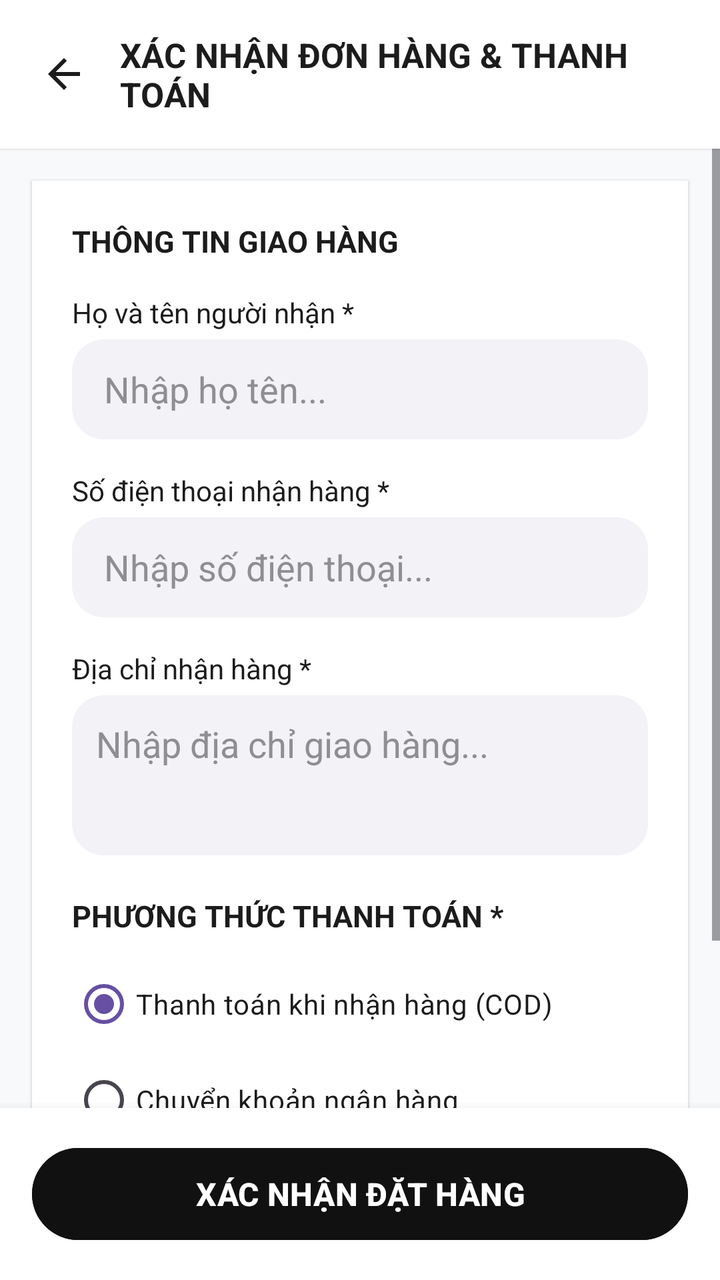
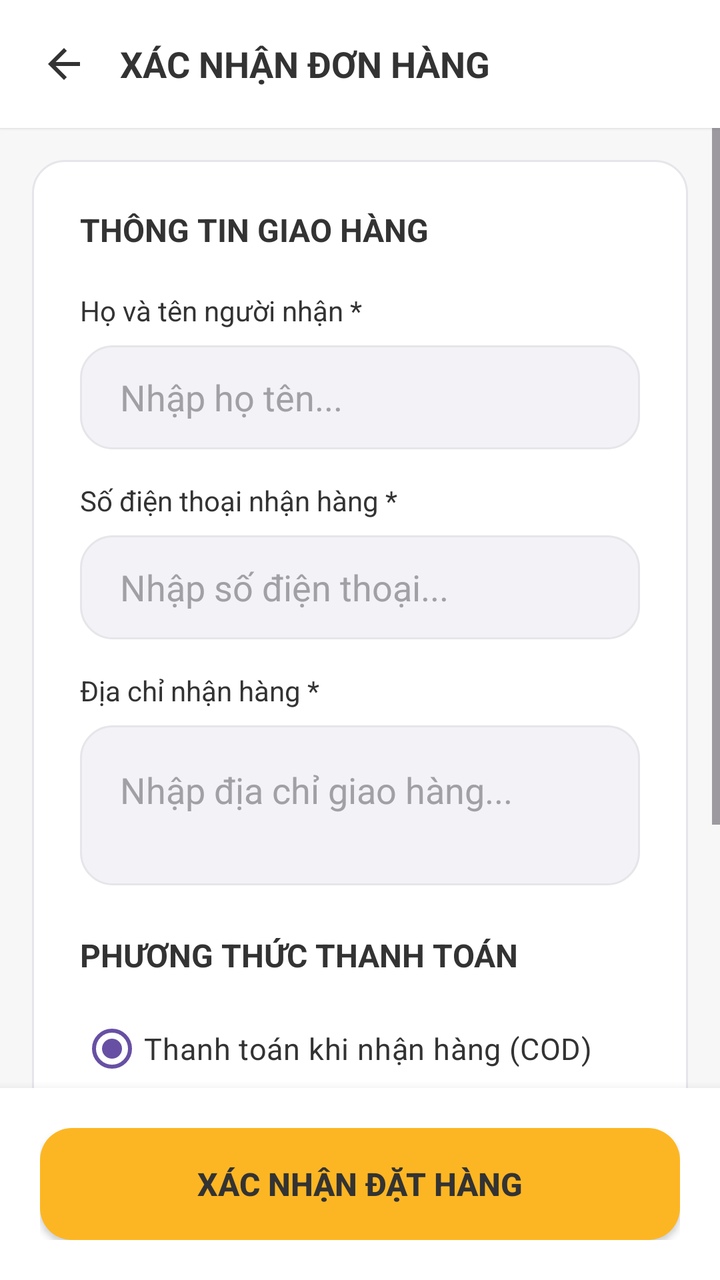

Before-and-after screenshots of an Android layout around one commit, followed by the original layout XML and the change that was made.
<!-- AndroidManifest.xml: application theme Theme.MobileDeviceStoreTDMU -->
<!-- res/layout/activity_thanh_toan.xml -->
<?xml version="1.0" encoding="utf-8"?>
<LinearLayout xmlns:android="http://schemas.android.com/apk/res/android"
    xmlns:tools="http://schemas.android.com/tools"
    android:layout_width="match_parent"
    android:layout_height="match_parent"
    android:orientation="vertical"
    android:background="#F8F9FA"
    android:fitsSystemWindows="true"
    tools:context=".activity.ThanhToanActivity">

    
    <LinearLayout
        android:layout_width="match_parent"
        android:layout_height="wrap_content"
        android:background="#FFFFFF"
        android:elevation="1dp"
        android:padding="16dp"
        android:orientation="horizontal"
        android:gravity="center_vertical">

        <ImageView
            android:id="@+id/btnBackHeader"
            android:layout_width="32dp"
            android:layout_height="32dp"
            android:src="@drawable/ic_arrow_back"
            android:background="?attr/selectableItemBackgroundBorderless"
            android:padding="4dp"
            android:layout_marginEnd="12dp" />

        <TextView
            android:layout_width="0dp"
            android:layout_height="wrap_content"
            android:layout_weight="1"
            android:text="XÁC NHẬN ĐƠN HÀNG &amp; THANH TOÁN"
            android:textSize="17sp"
            android:textStyle="bold"
            android:textColor="#1C1C1C" />

    </LinearLayout>

    <ScrollView
        android:layout_width="match_parent"
        android:layout_height="0dp"
        android:layout_weight="1">

        <LinearLayout
            android:layout_width="match_parent"
            android:layout_height="wrap_content"
            android:orientation="vertical"
            android:padding="20dp"
            android:background="#FFFFFF"
            android:layout_margin="16dp"
            android:elevation="1dp">

            <TextView
                android:layout_width="match_parent"
                android:layout_height="wrap_content"
                android:text="THÔNG TIN GIAO HÀNG"
                android:textColor="#1C1C1C"
                android:textSize="15sp"
                android:textStyle="bold"
                android:layout_marginBottom="16dp" />

            <TextView
                android:layout_width="match_parent"
                android:layout_height="wrap_content"
                android:text="Họ và tên người nhận *"
                android:textColor="#1C1C1C"
                android:textSize="14sp"
                android:layout_marginBottom="4dp" />

            <EditText
                android:id="@+id/edtHoTenThanhToan"
                android:layout_width="match_parent"
                android:layout_height="50dp"
                android:hint="Nhập họ tên..."
                android:textColorHint="#8E8E93"
                android:textColor="#1C1C1C"
                android:inputType="textPersonName"
                android:background="@drawable/bg_edittext_modern"
                android:paddingHorizontal="16dp"
                android:layout_marginBottom="16dp" />

            <TextView
                android:layout_width="match_parent"
                android:layout_height="wrap_content"
                android:text="Số điện thoại nhận hàng *"
                android:textColor="#1C1C1C"
                android:textSize="14sp"
                android:layout_marginBottom="4dp" />

            <EditText
                android:id="@+id/edtSoDienThoaiThanhToan"
                android:layout_width="match_parent"
                android:layout_height="50dp"
                android:hint="Nhập số điện thoại..."
                android:textColorHint="#8E8E93"
                android:textColor="#1C1C1C"
                android:inputType="phone"
                android:background="@drawable/bg_edittext_modern"
                android:paddingHorizontal="16dp"
                android:layout_marginBottom="16dp" />

            <TextView
                android:layout_width="match_parent"
                android:layout_height="wrap_content"
                android:text="Địa chỉ nhận hàng *"
                android:textColor="#1C1C1C"
                android:textSize="14sp"
                android:layout_marginBottom="4dp" />

            <EditText
                android:id="@+id/edtDiaChiThanhToan"
                android:layout_width="match_parent"
                android:layout_height="80dp"
                android:hint="Nhập địa chỉ giao hàng..."
                android:textColorHint="#8E8E93"
                android:textColor="#1C1C1C"
                android:inputType="textMultiLine"
                android:gravity="top"
                android:padding="12dp"
                android:background="@drawable/bg_edittext_modern"
                android:layout_marginBottom="20dp" />

            <TextView
                android:layout_width="match_parent"
                android:layout_height="wrap_content"
                android:text="PHƯƠNG THỨC THANH TOÁN *"
                android:textColor="#1C1C1C"
                android:textSize="15sp"
                android:textStyle="bold"
                android:layout_marginBottom="10dp" />

            <RadioGroup
                android:id="@+id/rgPhuongThucThanhToan"
                android:layout_width="match_parent"
                android:layout_height="wrap_content"
                android:layout_marginBottom="20dp">

                <RadioButton
                    android:id="@+id/rbCOD"
                    android:layout_width="match_parent"
                    android:layout_height="wrap_content"
                    android:text="Thanh toán khi nhận hàng (COD)"
                    android:textColor="#1C1C1C"
                    android:textSize="14sp"
                    android:checked="true"
                    android:paddingVertical="8dp" />

                <RadioButton
                    android:id="@+id/rbChuyenKhoan"
                    android:layout_width="match_parent"
                    android:layout_height="wrap_content"
                    android:text="Chuyển khoản ngân hàng"
                    android:textColor="#1C1C1C"
                    android:textSize="14sp"
                    android:paddingVertical="8dp" />

            </RadioGroup>

            <View
                android:layout_width="match_parent"
                android:layout_height="1dp"
                android:background="#F2F2F7"
                android:layout_marginBottom="16dp" />

            <LinearLayout
                android:layout_width="match_parent"
                android:layout_height="wrap_content"
                android:orientation="horizontal">

                <TextView
                    android:layout_width="0dp"
                    android:layout_height="wrap_content"
                    android:layout_weight="1"
                    android:text="Tổng tiền đơn hàng:"
                    android:textColor="#1C1C1C"
                    android:textSize="16sp"
                    android:textStyle="bold" />

                <TextView
                    android:id="@+id/tvTongTienThanhToan"
                    android:layout_width="wrap_content"
                    android:layout_height="wrap_content"
                    android:text="0 đ"
                    android:textColor="#E53935"
                    android:textSize="18sp"
                    android:textStyle="bold" />

            </LinearLayout>

        </LinearLayout>

    </ScrollView>

    <LinearLayout
        android:layout_width="match_parent"
        android:layout_height="wrap_content"
        android:background="#FFFFFF"
        android:elevation="8dp"
        android:padding="16dp">

        <Button
            android:id="@+id/btnXacNhanDatHang"
            android:layout_width="match_parent"
            android:layout_height="54dp"
            android:text="XÁC NHẬN ĐẶT HÀNG"
            android:backgroundTint="#111111"
            android:textColor="#FFFFFF"
            android:textSize="16sp"
            android:textStyle="bold" />

    </LinearLayout>

</LinearLayout>
<!-- resources referenced by this layout -->
<resources>
  <!-- drawable bg_edittext_modern (drawable) -->
  <?xml version="1.0" encoding="utf-8"?>
  <shape xmlns:android="http://schemas.android.com/apk/res/android"
      android:shape="rectangle">
      <solid android:color="#F2F2F7" />
      <corners android:radius="16dp" />
  </shape>
  <!-- drawable ic_arrow_back (drawable) -->
  <vector xmlns:android="http://schemas.android.com/apk/res/android"
      android:width="24dp"
      android:height="24dp"
      android:viewportWidth="24"
      android:viewportHeight="24">
      <path
          android:fillColor="#1C1C1C"
          android:pathData="M20,11H7.83l5.59,-5.59L12,4l-8,8 8,8 1.41,-1.41L7.83,13H20v-2z"/>
  </vector>
  <style name="Theme.MobileDeviceStoreTDMU" parent="Base.Theme.MobileDeviceStoreTDMU" />
  <style name="Base.Theme.MobileDeviceStoreTDMU" parent="Theme.Material3.DayNight.NoActionBar">
          
          
      </style>
</resources>

<!-- the commit's change to res/layout/activity_thanh_toan.xml (unified diff, before → after) -->
@@ -1,10 +1,11 @@
 <?xml version="1.0" encoding="utf-8"?>
 <LinearLayout xmlns:android="http://schemas.android.com/apk/res/android"
     xmlns:tools="http://schemas.android.com/tools"
+    xmlns:app="http://schemas.android.com/apk/res-auto"
     android:layout_width="match_parent"
     android:layout_height="match_parent"
     android:orientation="vertical"
-    android:background="#F8F9FA"
+    android:background="@color/bg_light"
     android:fitsSystemWindows="true"
     tools:context=".activity.ThanhToanActivity">
 
@@ -12,7 +13,7 @@
     <LinearLayout
         android:layout_width="match_parent"
         android:layout_height="wrap_content"
-        android:background="#FFFFFF"
+        android:background="@color/bg_white"
         android:elevation="1dp"
         android:padding="16dp"
         android:orientation="horizontal"
@@ -25,144 +26,147 @@
             android:src="@drawable/ic_arrow_back"
             android:background="?attr/selectableItemBackgroundBorderless"
             android:padding="4dp"
+            app:tint="@color/text_primary"
             android:layout_marginEnd="12dp" />
 
         <TextView
             android:layout_width="0dp"
             android:layout_height="wrap_content"
             android:layout_weight="1"
-            android:text="XÁC NHẬN ĐƠN HÀNG &amp; THANH TOÁN"
-            android:textSize="17sp"
+            android:text="XÁC NHẬN ĐƠN HÀNG"
+            android:textSize="18sp"
             android:textStyle="bold"
-            android:textColor="#1C1C1C" />
+            android:textColor="@color/text_primary" />
 
     </LinearLayout>
 
     <ScrollView
         android:layout_width="match_parent"
         android:layout_height="0dp"
-        android:layout_weight="1">
+        android:layout_weight="1"
+        android:clipToPadding="false"
+        android:paddingBottom="24dp">
 
         <LinearLayout
             android:layout_width="match_parent"
             android:layout_height="wrap_content"
             android:orientation="vertical"
-            android:padding="20dp"
-            android:background="#FFFFFF"
+            android:padding="24dp"
+            android:background="@drawable/bg_card_modern"
             android:layout_margin="16dp"
-            android:elevation="1dp">
+            android:elevation="0dp">
 
             <TextView
                 android:layout_width="match_parent"
                 android:layout_height="wrap_content"
                 android:text="THÔNG TIN GIAO HÀNG"
-                android:textColor="#1C1C1C"
-                android:textSize="15sp"
+                android:textColor="@color/text_primary"
+                android:textSize="16sp"
                 android:textStyle="bold"
-                android:layout_marginBottom="16dp" />
+                android:layout_marginBottom="20dp" />
 
             <TextView
                 android:layout_width="match_parent"
                 android:layout_height="wrap_content"
                 android:text="Họ và tên người nhận *"
-                android:textColor="#1C1C1C"
+                android:textColor="@color/text_primary"
                 android:textSize="14sp"
-                android:layout_marginBottom="4dp" />
+                android:layout_marginBottom="8dp" />
 
             <EditText
                 android:id="@+id/edtHoTenThanhToan"
                 android:layout_width="match_parent"
-                android:layout_height="50dp"
+                android:layout_height="52dp"
                 android:hint="Nhập họ tên..."
-                android:textColorHint="#8E8E93"
-                android:textColor="#1C1C1C"
+                android:textColorHint="@color/text_hint"
+                android:textColor="@color/text_primary"
                 android:inputType="textPersonName"
                 android:background="@drawable/bg_edittext_modern"
-                android:paddingHorizontal="16dp"
+                android:paddingHorizontal="20dp"
                 android:layout_marginBottom="16dp" />
 
             <TextView
                 android:layout_width="match_parent"
                 android:layout_height="wrap_content"
                 android:text="Số điện thoại nhận hàng *"
-                android:textColor="#1C1C1C"
+                android:textColor="@color/text_primary"
                 android:textSize="14sp"
-                android:layout_marginBottom="4dp" />
+                android:layout_marginBottom="8dp" />
 
             <EditText
                 android:id="@+id/edtSoDienThoaiThanhToan"
                 android:layout_width="match_parent"
-                android:layout_height="50dp"
+                android:layout_height="52dp"
                 android:hint="Nhập số điện thoại..."
-                android:textColorHint="#8E8E93"
-                android:textColor="#1C1C1C"
+                android:textColorHint="@color/text_hint"
+                android:textColor="@color/text_primary"
                 android:inputType="phone"
                 android:background="@drawable/bg_edittext_modern"
-                android:paddingHorizontal="16dp"
+                android:paddingHorizontal="20dp"
                 android:layout_marginBottom="16dp" />
 
             <TextView
                 android:layout_width="match_parent"
                 android:layout_height="wrap_content"
                 android:text="Địa chỉ nhận hàng *"
-                android:textColor="#1C1C1C"
+                android:textColor="@color/text_primary"
                 android:textSize="14sp"
-                android:layout_marginBottom="4dp" />
+                android:layout_marginBottom="8dp" />
 
             <EditText
                 android:id="@+id/edtDiaChiThanhToan"
                 android:layout_width="match_parent"
                 android:layout_height="80dp"
                 android:hint="Nhập địa chỉ giao hàng..."
-                android:textColorHint="#8E8E93"
-                android:textColor="#1C1C1C"
+                android:textColorHint="@color/text_hint"
+                android:textColor="@color/text_primary"
                 android:inputType="textMultiLine"
                 android:gravity="top"
-                android:padding="12dp"
+                android:padding="20dp"
                 android:background="@drawable/bg_edittext_modern"
-                android:layout_marginBottom="20dp" />
-
-            <TextView
-                android:layout_width="match_parent"
-                android:layout_height="wrap_content"
-                android:text="PHƯƠNG THỨC THANH TOÁN *"
-                android:textColor="#1C1C1C"
-                android:textSize="15sp"
+                android:layout_marginBottom="24dp" />
+
+            <TextView
+                android:layout_width="match_parent"
+                android:layout_height="wrap_content"
+                android:text="PHƯƠNG THỨC THANH TOÁN"
+                android:textColor="@color/text_primary"
+                android:textSize="16sp"
                 android:textStyle="bold"
-                android:layout_marginBottom="10dp" />
+                android:layout_marginBottom="12dp" />
 
             <RadioGroup
                 android:id="@+id/rgPhuongThucThanhToan"
                 android:layout_width="match_parent"
                 android:layout_height="wrap_content"
-                android:layout_marginBottom="20dp">
+                android:layout_marginBottom="24dp">
 
                 <RadioButton
                     android:id="@+id/rbCOD"
                     android:layout_width="match_parent"
                     android:layout_height="wrap_content"
                     android:text="Thanh toán khi nhận hàng (COD)"
-                    android:textColor="#1C1C1C"
-                    android:textSize="14sp"
+                    android:textColor="@color/text_primary"
+                    android:textSize="15sp"
                     android:checked="true"
-                    android:paddingVertical="8dp" />
+                    android:paddingVertical="12dp" />
 
                 <RadioButton
                     android:id="@+id/rbChuyenKhoan"
                     android:layout_width="match_parent"
                     android:layout_height="wrap_content"
                     android:text="Chuyển khoản ngân hàng"
-                    android:textColor="#1C1C1C"
-                    android:textSize="14sp"
-                    android:paddingVertical="8dp" />
+                    android:textColor="@color/text_primary"
+                    android:textSize="15sp"
+                    android:paddingVertical="12dp" />
 
             </RadioGroup>
 
             <View
                 android:layout_width="match_parent"
                 android:layout_height="1dp"
-                android:background="#F2F2F7"
-                android:layout_marginBottom="16dp" />
+                android:background="@color/stroke_light"
+                android:layout_marginBottom="20dp" />
 
             <LinearLayout
                 android:layout_width="match_parent"
@@ -174,7 +178,7 @@
                     android:layout_height="wrap_content"
                     android:layout_weight="1"
                     android:text="Tổng tiền đơn hàng:"
-                    android:textColor="#1C1C1C"
+                    android:textColor="@color/text_primary"
                     android:textSize="16sp"
                     android:textStyle="bold" />
 
@@ -183,8 +187,8 @@
                     android:layout_width="wrap_content"
                     android:layout_height="wrap_content"
                     android:text="0 đ"
-                    android:textColor="#E53935"
-                    android:textSize="18sp"
+                    android:textColor="@color/primary_black"
+                    android:textSize="20sp"
                     android:textStyle="bold" />
 
             </LinearLayout>
@@ -196,19 +200,21 @@
     <LinearLayout
         android:layout_width="match_parent"
         android:layout_height="wrap_content"
-        android:background="#FFFFFF"
+        android:background="@color/bg_white"
         android:elevation="8dp"
-        android:padding="16dp">
-
-        <Button
+        android:padding="20dp">
+
+        <androidx.appcompat.widget.AppCompatButton
             android:id="@+id/btnXacNhanDatHang"
             android:layout_width="match_parent"
-            android:layout_height="54dp"
+            android:layout_height="56dp"
             android:text="XÁC NHẬN ĐẶT HÀNG"
-            android:backgroundTint="#111111"
-            android:textColor="#FFFFFF"
+            android:background="@drawable/bg_btn_primary"
+            android:textColor="@color/text_on_yellow"
             android:textSize="16sp"
-            android:textStyle="bold" />
+            android:textStyle="bold"
+            android:elevation="2dp"
+            android:stateListAnimator="@null" />
 
     </LinearLayout>
 
<!-- resource entries referenced after the edit -->
@@ -1,11 +1,34 @@
 <!-- resources referenced by this layout -->
 <resources>
+  <color name="bg_light">#F7F7F7</color>
+  <color name="bg_white">#FFFFFF</color>
+  <color name="primary_black">#333333</color>
+  <color name="stroke_light">#E5E5EA</color>
+  <color name="text_hint">#A0A0A5</color>
+  <color name="text_on_yellow">#333333</color>
+  <color name="text_primary">#333333</color>
+  <!-- drawable bg_btn_primary (drawable) -->
+  <?xml version="1.0" encoding="utf-8"?>
+  <shape xmlns:android="http://schemas.android.com/apk/res/android"
+      android:shape="rectangle">
+      <solid android:color="@color/primary_yellow" />
+      <corners android:radius="16dp" />
+  </shape>
+  <!-- drawable bg_card_modern (drawable) -->
+  <?xml version="1.0" encoding="utf-8"?>
+  <shape xmlns:android="http://schemas.android.com/apk/res/android"
+      android:shape="rectangle">
+      <solid android:color="@color/bg_white" />
+      <corners android:radius="16dp" />
+      <stroke android:width="1dp" android:color="@color/stroke_light" />
+  </shape>
   <!-- drawable bg_edittext_modern (drawable) -->
   <?xml version="1.0" encoding="utf-8"?>
   <shape xmlns:android="http://schemas.android.com/apk/res/android"
       android:shape="rectangle">
-      <solid android:color="#F2F2F7" />
+      <solid android:color="@color/input_bg" />
       <corners android:radius="16dp" />
+      <stroke android:width="1dp" android:color="@color/stroke_light" />
   </shape>
   <!-- drawable ic_arrow_back (drawable) -->
   <vector xmlns:android="http://schemas.android.com/apk/res/android"
@@ -18,6 +41,8 @@
           android:pathData="M20,11H7.83l5.59,-5.59L12,4l-8,8 8,8 1.41,-1.41L7.83,13H20v-2z"/>
   </vector>
   <style name="Theme.MobileDeviceStoreTDMU" parent="Base.Theme.MobileDeviceStoreTDMU" />
+  <color name="primary_yellow">#FDB623</color>
+  <color name="input_bg">#F2F2F7</color>
   <style name="Base.Theme.MobileDeviceStoreTDMU" parent="Theme.Material3.DayNight.NoActionBar">
           
           
